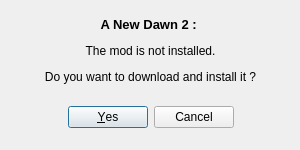
Qt form checker/w_install.ui (dbkblk/rand_launcher) before a commit.
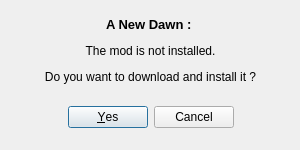
The same form after that commit.

Diff of the .ui file:
```diff
--- a/checker/w_install.ui
+++ b/checker/w_install.ui
@@ -54,7 +54,7 @@
     </rect>
    </property>
    <property name="text">
-    <string>&lt;html&gt;&lt;head/&gt;&lt;body&gt;&lt;p align=&quot;center&quot;&gt;&lt;span style=&quot; font-size:10pt; font-weight:600;&quot;&gt;A New Dawn 2 : &lt;/span&gt;&lt;/p&gt;&lt;p align=&quot;center&quot;&gt;&lt;span style=&quot; font-size:9pt;&quot;&gt;The mod is not installed.&lt;/span&gt;&lt;/p&gt;&lt;p align=&quot;center&quot;&gt;&lt;span style=&quot; font-size:9pt;&quot;&gt;Do you want to download and install it ?&lt;/span&gt;&lt;/p&gt;&lt;/body&gt;&lt;/html&gt;</string>
+    <string>&lt;html&gt;&lt;head/&gt;&lt;body&gt;&lt;p align=&quot;center&quot;&gt;&lt;span style=&quot; font-size:10pt; font-weight:600;&quot;&gt;A New Dawn : &lt;/span&gt;&lt;/p&gt;&lt;p align=&quot;center&quot;&gt;&lt;span style=&quot; font-size:9pt;&quot;&gt;The mod is not installed.&lt;/span&gt;&lt;/p&gt;&lt;p align=&quot;center&quot;&gt;&lt;span style=&quot; font-size:9pt;&quot;&gt;Do you want to download and install it ?&lt;/span&gt;&lt;/p&gt;&lt;/body&gt;&lt;/html&gt;</string>
    </property>
   </widget>
  </widget>
```
